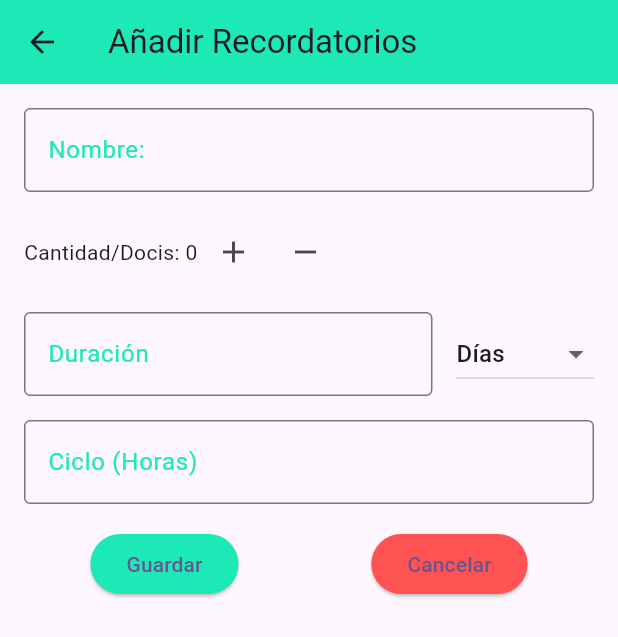
After one commit to josemanuelmtz/Navi, a Flutter app: the AnadirRecordatoriosScreen screen opened directly, on a phone screen of 412 x 824 dp. The commit adds this screen. Shown: the top 637 px of the screen. Run offline on Flutter 3.47's test engine with Material 3 defaults, Android fonts, the light colour scheme and no system bars.

Commit message:
Pantalla para Agregar Recordatorios Agregada

```diff
--- /dev/null
+++ b/navi/lib/config/presentations/screen/medicamentos/medicamentos.dart
@@ -0,0 +1,141 @@
+import 'package:flutter/material.dart';
+
+class AnadirRecordatoriosScreen extends StatefulWidget {
+  @override
+  _AnadirRecordatoriosScreenState createState() => _AnadirRecordatoriosScreenState();
+}
+
+class _AnadirRecordatoriosScreenState extends State<AnadirRecordatoriosScreen> {
+  final TextEditingController _nombreController = TextEditingController();
+  int _cantidad = 0;
+  int _duracion = 0;
+  String _duracionUnidad = 'Días';
+  final List<String> _unidades = ['Días', 'Semanas', 'Meses', 'Años'];
+  final TextEditingController _cicloController = TextEditingController();
+
+  @override
+  Widget build(BuildContext context) {
+    return Scaffold(
+      appBar: AppBar(
+        title: Text('Añadir Recordatorios'),
+        backgroundColor: Colors.tealAccent[400],
+      ),
+      body: Padding(
+        padding: const EdgeInsets.all(16.0),
+        child: Column(
+          crossAxisAlignment: CrossAxisAlignment.start,
+          children: <Widget>[
+            TextField(
+              controller: _nombreController,
+              decoration: InputDecoration(
+                labelText: 'Nombre: ',
+                labelStyle: TextStyle(color: Colors.tealAccent[400]),
+                border: OutlineInputBorder(),
+                focusedBorder: OutlineInputBorder(
+                  borderSide: BorderSide(color: Colors.tealAccent[400]!),
+                ),
+              ),
+            ),
+            SizedBox(height: 16),
+            Row(
+              children: <Widget>[
+                Text('Cantidad/Docis: $_cantidad'),
+                IconButton(
+                  icon: Icon(Icons.add),
+                  onPressed: () {
+                    setState(() {
+                      _cantidad++;
+                    });
+                  },
+                ),
+                IconButton(
+                  icon: Icon(Icons.remove),
+                  onPressed: () {
+                    setState(() {
+                      if (_cantidad > 0) _cantidad--;
+                    });
+                  },
+                ),
+              ],
+            ),
+            SizedBox(height: 16),
+            Row(
+              children: <Widget>[
+                Expanded(
+                  child: TextField(
+                    keyboardType: TextInputType.number,
+                    decoration: InputDecoration(
+                      labelText: 'Duración',
+                      labelStyle: TextStyle(color: Colors.tealAccent[400]),
+                      border: OutlineInputBorder(),
+                      focusedBorder: OutlineInputBorder(
+                        borderSide: BorderSide(color: Colors.tealAccent[400]!),
+                      ),
+                    ),
+                    onChanged: (value) {
+                      setState(() {
+                        _duracion = int.tryParse(value) ?? 0;
+                      });
+                    },
+                  ),
+                ),
+                SizedBox(width: 16),
+                DropdownButton<String>(
+                  value: _duracionUnidad,
+                  onChanged: (String? newValue) {
+                    setState(() {
+                      _duracionUnidad = newValue!;
+                    });
+                  },
+                  items: _unidades.map<DropdownMenuItem<String>>((String value) {
+                    return DropdownMenuItem<String>(
+                      value: value,
+                      child: Text(value),
+                    );
+                  }).toList(),
+                ),
+              ],
+            ),
+            SizedBox(height: 16),
+            TextField(
+              controller: _cicloController,
+              decoration: InputDecoration(
+                labelText: 'Ciclo (Horas)',
+                labelStyle: TextStyle(color: Colors.tealAccent[400]),
+                border: OutlineInputBorder(),
+                focusedBorder: OutlineInputBorder(
+                  borderSide: BorderSide(color: Colors.tealAccent[400]!),
+                ),
+              ),
+              keyboardType: TextInputType.number,
+            ),
+            SizedBox(height: 16),
+            Row(
+              mainAxisAlignment: MainAxisAlignment.spaceAround,
+              children: <Widget>[
+                ElevatedButton(
+                  onPressed: () {
+                    // Acción para guardar para el futuro.
+                  },
+                  child: Text('Guardar'),
+                  style: ElevatedButton.styleFrom(
+                    backgroundColor: Colors.tealAccent[400],
+                  ),
+                ),
+                ElevatedButton(
+                  onPressed: () {
+                    // Acción para cancelar para el futuro.
+                  },
+                  child: Text('Cancelar'),
+                  style: ElevatedButton.styleFrom(
+                    backgroundColor: Colors.redAccent,
+                  ),
+                ),
+              ],
+            ),
+          ],
+        ),
+      ),
+    );
+  }
+}
```
Also changed, not shown: navi/lib/main.dart (+2 -56 lines).
